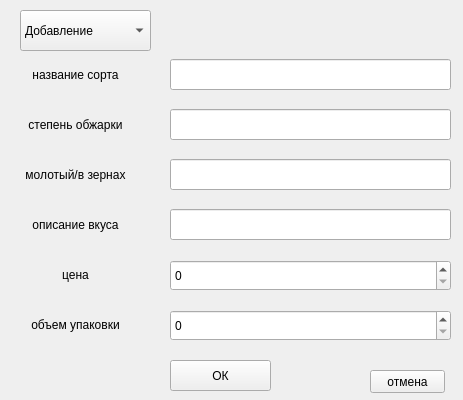
SeyonPetrov/Kapuchino, file addEditCoffeeForm.ui: the form before one commit.
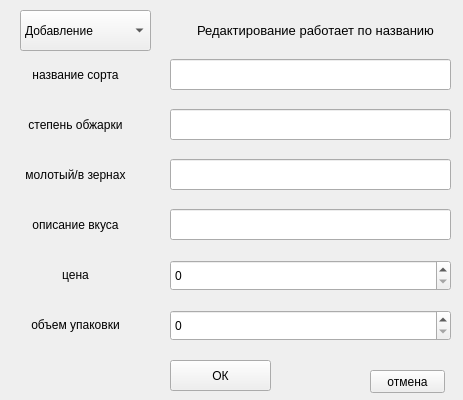
The form after the commit.

```diff
--- a/addEditCoffeeForm.ui
+++ b/addEditCoffeeForm.ui
@@ -216,6 +216,27 @@
      <string>отмена</string>
     </property>
    </widget>
+   <widget class="QLabel" name="label">
+    <property name="geometry">
+     <rect>
+      <x>190</x>
+      <y>20</y>
+      <width>251</width>
+      <height>21</height>
+     </rect>
+    </property>
+    <property name="font">
+     <font>
+      <pointsize>10</pointsize>
+     </font>
+    </property>
+    <property name="text">
+     <string>Редактирование работает по названию</string>
+    </property>
+    <property name="alignment">
+     <set>Qt::AlignCenter</set>
+    </property>
+   </widget>
   </widget>
  </widget>
  <resources/>
```
